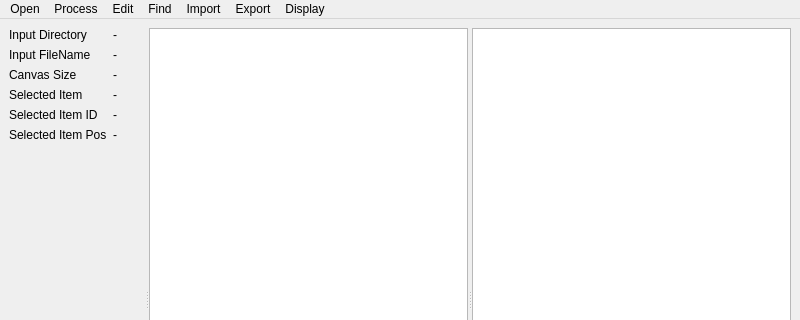
Wang-Bio/InferringCellDivision2_private, file mainwindow.ui: the form before one commit; both pictures show x 0 to 800 and y 0 to 320 of the 800 by 600 pixel window.
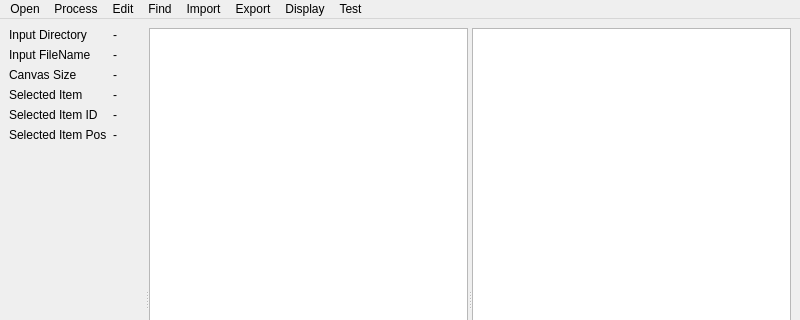
The form after the commit.

```diff
--- a/mainwindow.ui
+++ b/mainwindow.ui
@@ -187,6 +187,12 @@
      <string>Display</string>
     </property>
    </widget>
+   <widget class="QMenu" name="menuTest">
+    <property name="title">
+     <string>Test</string>
+    </property>
+    <addaction name="actiontest_vertices_lines_polygons"/>
+   </widget>
    <addaction name="menuOpen"/>
    <addaction name="menuProcess"/>
    <addaction name="menuEdit"/>
@@ -194,6 +200,7 @@
    <addaction name="menuImport"/>
    <addaction name="menuExport"/>
    <addaction name="menuDisplay"/>
+   <addaction name="menuTest"/>
   </widget>
   <widget class="QStatusBar" name="statusbar"/>
   <action name="actionSkeletonization">
```
Left out of the diff: 5 changed lines with no effect on the pictures.
